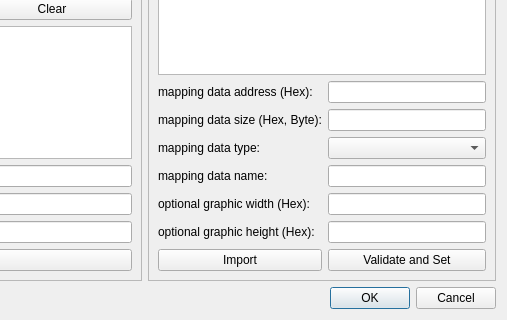
This is Dialog/GraphicManagerDialog.ui in wario-land/WL4Editor as Qt 5 draws it before an edit; both pictures show x 571 to 1078 and y 366 to 686 of the 1078 by 686 pixel window. The edited form follows.
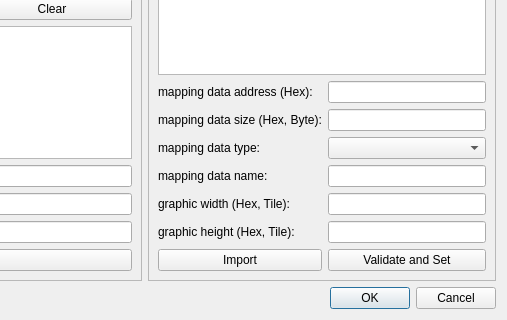
This is the edited form.

Commit message: finish most of the UI logic

What changed in the file:
```diff
--- a/Dialog/GraphicManagerDialog.ui
+++ b/Dialog/GraphicManagerDialog.ui
@@ -270,7 +270,7 @@
            <item row="15" column="0">
             <widget class="QLabel" name="label_optionalGraphicHeight">
              <property name="text">
-              <string>optional graphic height (Hex):</string>
+              <string>graphic height (Hex, Tile):</string>
              </property>
             </widget>
            </item>
@@ -283,7 +283,7 @@
            <item row="14" column="0">
             <widget class="QLabel" name="label_optionalGraphicWidth">
              <property name="text">
-              <string>optional graphic width (Hex):</string>
+              <string>graphic width (Hex, Tile):</string>
              </property>
             </widget>
            </item>
```
The commit also changes 2 other files.
